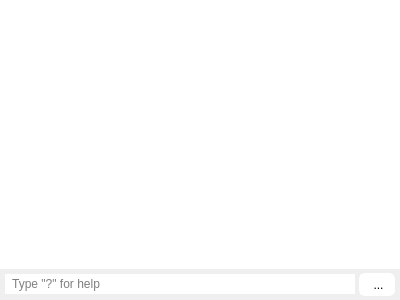
The window that src/widgets/ConsoleWidget.ui (rizinorg/cutter) describes before a commit, drawn with Qt 5.
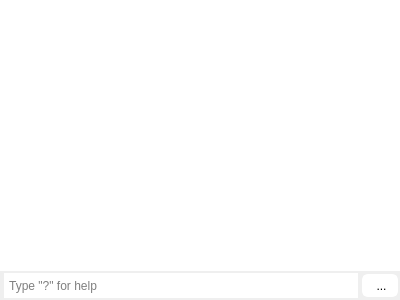
The same window after the commit. Icons and pictures are not drawn.

Commit message: Remove White Border from Console Input

What changed in the file:
```diff
--- a/src/widgets/ConsoleWidget.ui
+++ b/src/widgets/ConsoleWidget.ui
@@ -67,21 +67,24 @@
        <number>4</number>
       </property>
       <property name="leftMargin">
-       <number>5</number>
+       <number>4</number>
       </property>
       <property name="topMargin">
-       <number>3</number>
+       <number>2</number>
       </property>
       <property name="rightMargin">
-       <number>5</number>
+       <number>2</number>
       </property>
       <property name="bottomMargin">
-       <number>3</number>
+       <number>2</number>
       </property>
       <item>
        <widget class="QLineEdit" name="inputLineEdit">
-        <property name="styleSheet">
-         <string notr="true">border: 2px solid palette(base);</string>
+        <property name="sizePolicy">
+         <sizepolicy hsizetype="Expanding" vsizetype="Minimum">
+          <horstretch>0</horstretch>
+          <verstretch>0</verstretch>
+         </sizepolicy>
         </property>
         <property name="frame">
          <bool>false</bool>
@@ -97,7 +100,7 @@
       <item>
        <widget class="QToolButton" name="execButton">
         <property name="sizePolicy">
-         <sizepolicy hsizetype="Fixed" vsizetype="Preferred">
+         <sizepolicy hsizetype="Fixed" vsizetype="Fixed">
           <horstretch>0</horstretch>
           <verstretch>0</verstretch>
          </sizepolicy>
```
